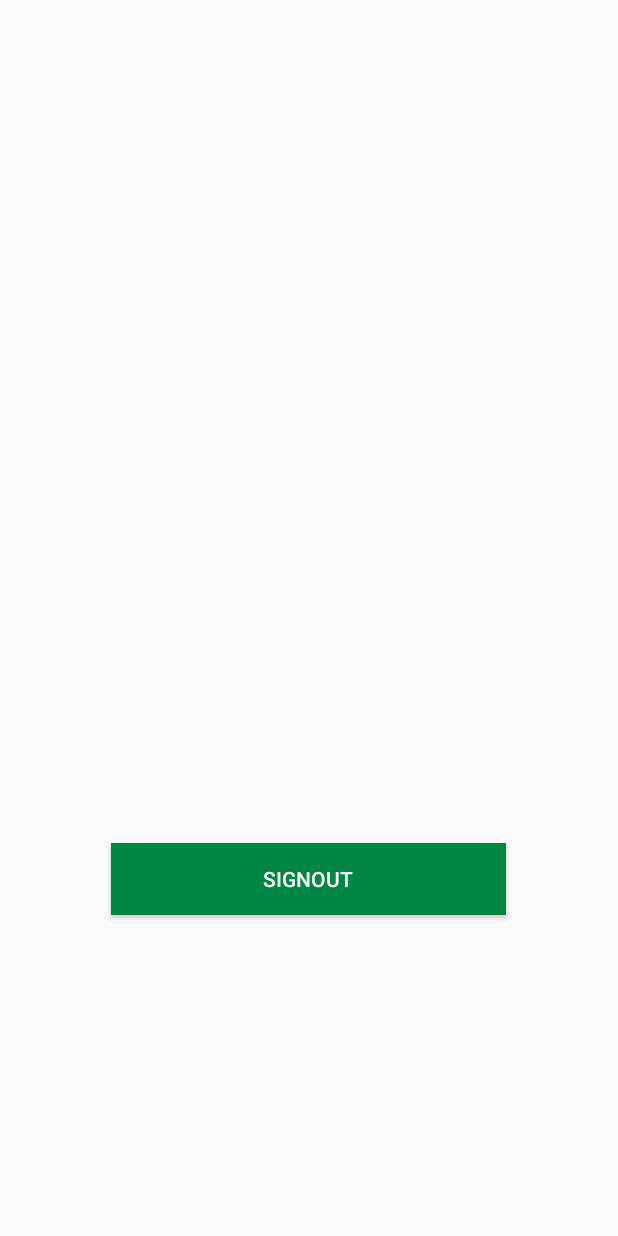
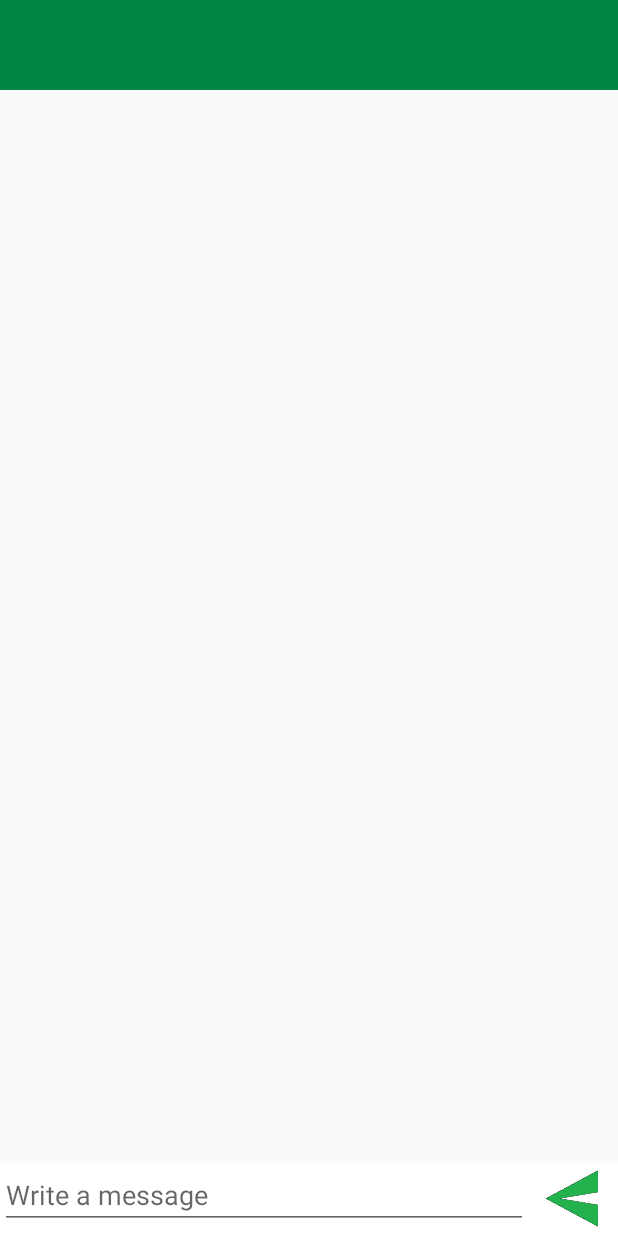
Before and after one commit to ahmibr/Texty, an Android app: the HomePageActivity screen opened directly, with no data from a screen before it, on a phone screen of 412 x 824 dp. Run offline under Robolectric (Android 15) with nearby library versions, the phone set to English and light mode, and no system bars; libraries missing offline, so code that uses them is left out: com.github.nkzawa.emitter, com.github.nkzawa.socketio; 1 statement that could not run was skipped.

Commit message:
homepage frontend

```diff
--- a/app/src/main/java/com/example/texty/SignIn/SignInActivity.java
+++ b/app/src/main/java/com/example/texty/SignIn/SignInActivity.java
@@ -33,7 +33,7 @@ public class SignInActivity extends AppCompatActivity {
     public void SignIn(View v) {
 
         String userName = ((EditText) findViewById(R.id.usernameText)).getText().toString();
-        Authenticator.setUserName(SignInActivity.this,userName);
+       // Authenticator.setUserName(SignInActivity.this,userName);
 
         Intent homepageIntent = new Intent(SignInActivity.this, HomePageActivity.class);
         startActivity(homepageIntent);
--- /dev/null
+++ b/app/src/main/res/drawable/circle.xml
@@ -0,0 +1,3 @@
+<shape xmlns:android="http://schemas.android.com/apk/res/android" android:shape="oval">
+    <solid android:color="#48b3ff"/>
+</shape>
--- /dev/null
+++ b/app/src/main/res/drawable/my_message.xml
@@ -0,0 +1,5 @@
+<shape xmlns:android="http://schemas.android.com/apk/res/android"
+    android:shape="rectangle">
+    <solid android:color="@color/colorPrimary" />
+    <corners android:topRightRadius="5dp" android:radius="15dp" />
+</shape>
--- /dev/null
+++ b/app/src/main/res/drawable/their_message.xml
@@ -0,0 +1,5 @@
+<shape xmlns:android="http://schemas.android.com/apk/res/android"
+    android:shape="rectangle">
+    <solid android:color="#fff" />
+    <corners android:topLeftRadius="5dp" android:radius="15dp" />
+</shape>
--- a/app/src/main/res/layout/homepage.xml
+++ b/app/src/main/res/layout/homepage.xml
@@ -1,19 +1,61 @@
 <?xml version="1.0" encoding="utf-8"?>
-<ScrollView xmlns:android="http://schemas.android.com/apk/res/android"
-    android:layout_width="fill_parent"
-    android:layout_height="fill_parent"
-    android:fitsSystemWindows="true">
+<LinearLayout xmlns:android="http://schemas.android.com/apk/res/android"
+    xmlns:tools="http://schemas.android.com/tools"
+    android:layout_width="match_parent"
+    android:layout_height="match_parent"
+    android:orientation="vertical"
+    android:clipToPadding="false"
+    android:focusableInTouchMode="true">
 
-    <Button
-        android:id="@+id/signOutButton"
-        style="@style/Widget.AppCompat.Button.Colored"
-        android:layout_width="263dp"
-        android:layout_height="45dp"
-        android:layout_marginStart="74dp"
-        android:layout_marginTop="562dp"
-        android:layout_marginEnd="74dp"
-        android:background="#008542"
-        android:text="SignOut"
-        android:onClick="SignUp"
-        />
-</ScrollView>
+    <FrameLayout
+        android:id="@+id/content_frame"
+        android:layout_width="match_parent"
+        android:layout_height="60dp"
+        android:background="#008542" >
+
+        <TextView
+            android:layout_width="match_parent"
+            android:layout_height="match_parent"
+            android:padding="10dp"
+            android:text="@string/app_name"
+            android:textAppearance="@style/TextAppearance.AppCompat"
+            android:textSize="30dp"
+            android:textStyle="normal|italic" />
+    </FrameLayout>
+
+    <ListView
+        android:layout_width="match_parent"
+        android:id="@+id/messages_view"
+        android:layout_weight="2"
+        android:divider="#fff"
+        android:layout_height="wrap_content" />
+
+    <LinearLayout xmlns:android="http://schemas.android.com/apk/res/android"
+        android:layout_width="match_parent"
+        android:layout_height="wrap_content"
+        android:background="#fff"
+        android:orientation="horizontal">
+
+        <EditText
+            android:id="@+id/Message"
+            android:layout_width="336dp"
+            android:layout_height="wrap_content"
+            android:layout_weight="2"
+            android:ems="10"
+            android:hint="Write a message"
+            android:inputType="text"
+            android:paddingRight="5dp"
+             />
+
+        <Button
+            android:id="@+id/send"
+            android:layout_width="40dp"
+            android:layout_height="50dp"
+            android:layout_gravity="center"
+            android:layout_marginHorizontal="10dp"
+            android:background="@drawable/ic_send_"
+            android:paddingRight="5dp"
+            android:onClick="send"
+            android:scaleType="fitCenter" />
+    </LinearLayout>
+</LinearLayout>
```
Also changed, not shown: app/src/main/java/com/example/texty/HomePage/HomePageActivity.java (+7 -11 lines), app/src/main/res/drawable/ic_send.xml (added, +9 -0 lines), app/src/main/res/layout/my_message.xml (added, +23 -0 lines), app/src/main/res/layout/their_message.xml (added, +41 -0 lines), app/src/main/res/drawable/ic_send_.png (added).
